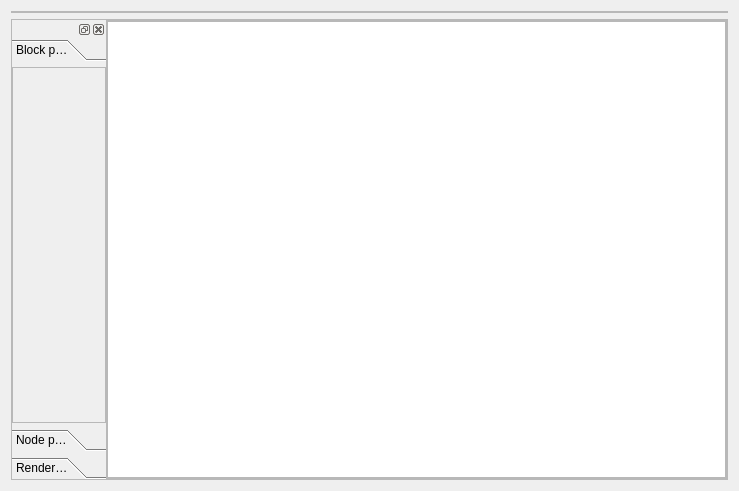
Above: Code/Editor/TamyEditor/renderingpipelineeditor.ui from cccZone/tamy before the change. Below: the same form after it.
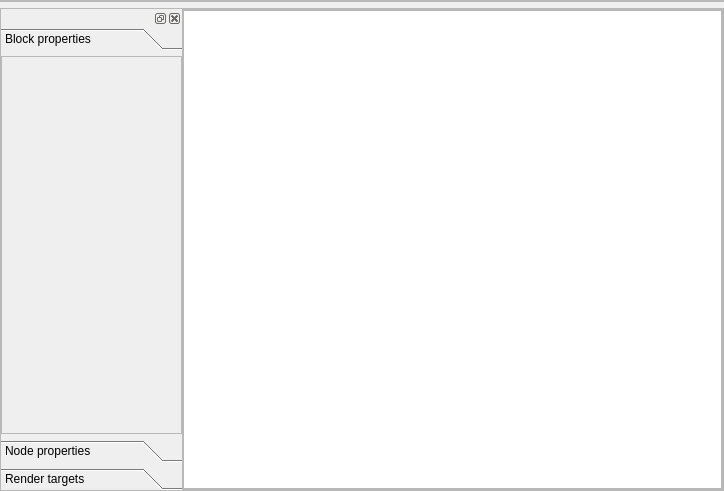
That is the form after the change. The open tabs and pages were chosen to show the change.

The edit to the form file:
```diff
--- a/Code/Editor/TamyEditor/renderingpipelineeditor.ui
+++ b/Code/Editor/TamyEditor/renderingpipelineeditor.ui
@@ -6,7 +6,7 @@
    <rect>
     <x>0</x>
     <y>0</y>
-    <width>739</width>
+    <width>724</width>
     <height>491</height>
    </rect>
   </property>
@@ -14,6 +14,9 @@
    <string>Form</string>
   </property>
   <layout class="QVBoxLayout" name="verticalLayout_5" stretch="0,0">
+   <property name="margin">
+    <number>0</number>
+   </property>
    <item>
     <widget class="QFrame" name="toolbarFrame">
      <property name="frameShape">
@@ -40,7 +43,7 @@
      <property name="frameShadow">
       <enum>QFrame::Raised</enum>
      </property>
-     <layout class="QHBoxLayout" name="horizontalLayout_4" stretch="0,1">
+     <layout class="QHBoxLayout" name="horizontalLayout_4" stretch="1,3">
       <property name="spacing">
        <number>0</number>
       </property>
@@ -67,8 +70,8 @@
               <rect>
                <x>0</x>
                <y>0</y>
-               <width>85</width>
-               <height>360</height>
+               <width>184</width>
+               <height>378</height>
               </rect>
              </property>
              <attribute name="label">
@@ -91,8 +94,8 @@
                   <rect>
                    <x>0</x>
                    <y>0</y>
-                   <width>83</width>
-                   <height>358</height>
+                   <width>182</width>
+                   <height>376</height>
                   </rect>
                  </property>
                 </widget>
@@ -105,8 +108,8 @@
               <rect>
                <x>0</x>
                <y>0</y>
-               <width>85</width>
-               <height>360</height>
+               <width>184</width>
+               <height>378</height>
               </rect>
              </property>
              <attribute name="label">
@@ -129,8 +132,8 @@
                   <rect>
                    <x>0</x>
                    <y>0</y>
-                   <width>83</width>
-                   <height>358</height>
+                   <width>182</width>
+                   <height>376</height>
                   </rect>
                  </property>
                 </widget>
@@ -143,8 +146,8 @@
               <rect>
                <x>0</x>
                <y>0</y>
-               <width>85</width>
-               <height>360</height>
+               <width>181</width>
+               <height>378</height>
               </rect>
              </property>
              <attribute name="label">
@@ -225,8 +228,8 @@
           <rect>
            <x>0</x>
            <y>0</y>
-           <width>632</width>
-           <height>461</height>
+           <width>539</width>
+           <height>479</height>
           </rect>
          </property>
          <layout class="QHBoxLayout" name="horizontalLayout_2">
```
